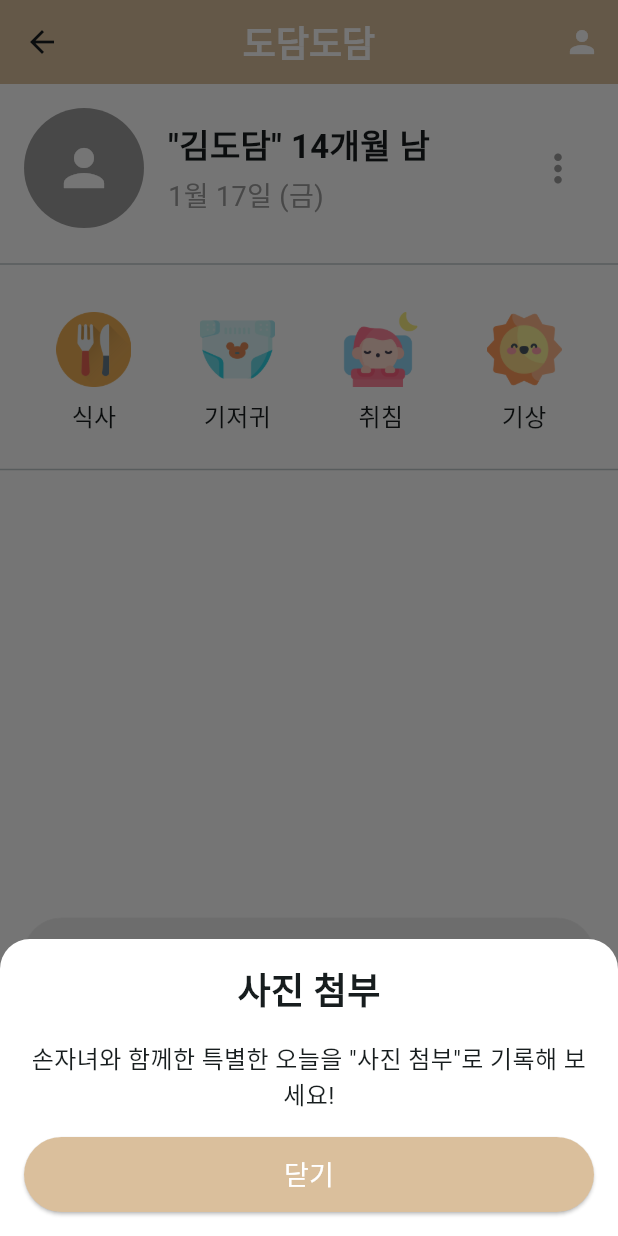
After one commit to kmin1231/dodamdodam_mobile, a Flutter app: the ScheduleScreen screen opened by its route, after a tap on "사진 첨부", on a phone screen of 412 x 824 dp. The commit adds this screen. Run offline on Flutter 3.47's test engine with Material 3 defaults, Android fonts, the phone set to English and light mode, and no system bars.

Commit message:
🔀 merge with 'feat/schedule'

```diff
--- a/analysis_options.yaml
+++ b/analysis_options.yaml
@@ -21,6 +21,7 @@ linter:
   # `// ignore_for_file: name_of_lint` syntax on the line or in the file
   # producing the lint.
   rules:
+
     # avoid_print: false  # Uncomment to disable the `avoid_print` rule
     # prefer_single_quotes: true  # Uncomment to enable the `prefer_single_quotes` rule
 
--- a/lib/baby.dart
+++ b/lib/baby.dart
@@ -81,7 +81,7 @@ class _NewBabyScreenState extends State<NewBabyScreen> {
         ScaffoldMessenger.of(context).showSnackBar(
           SnackBar(content: Text("아이 정보가 등록되었습니다!")),
         );
-        Navigator.of(context).pushReplacementNamed('/');
+        Navigator.of(context).pushReplacementNamed('/home');
       } else {
         ScaffoldMessenger.of(context).showSnackBar(
           SnackBar(content: Text("정보 등록에 실패했습니다. 다시 시도해주세요.")),
--- /dev/null
+++ b/lib/schedule_screen.dart
@@ -0,0 +1,328 @@
+import 'package:flutter/material.dart';
+
+class ScheduleScreen extends StatefulWidget {
+  const ScheduleScreen({Key? key}) : super(key: key);
+
+  @override
+  State<ScheduleScreen> createState() => _ScheduleScreenState();
+}
+
+class _ScheduleScreenState extends State<ScheduleScreen> {
+  final List<Map<String, String>> _timeline = []; // 타임라인 데이터 저장
+  int _currentIndex = 1; // 하단 네비게이션 현재 선택된 인덱스
+
+  void _addRecord(String category) {
+    setState(() {
+      _timeline.add({
+        'time': TimeOfDay.now().format(context), // 현재 시간 추가
+        'category': category,
+      });
+    });
+  }
+
+  void _showFullScreenDialog(String title) {
+    showModalBottomSheet(
+      context: context,
+      isScrollControlled: true,
+      backgroundColor: Colors.white,
+      shape: const RoundedRectangleBorder(
+        borderRadius: BorderRadius.vertical(
+          top: Radius.circular(20),
+        ),
+      ),
+      builder: (BuildContext context) {
+        return Padding(
+          padding: const EdgeInsets.all(16.0),
+          child: Column(
+            mainAxisSize: MainAxisSize.min,
+            children: [
+              Text(
+                title,
+                style: const TextStyle(
+                  fontSize: 24,
+                  fontWeight: FontWeight.bold,
+                ),
+              ),
+              const SizedBox(height: 16),
+              Text(
+                '손자녀와 함께한 특별한 오늘을 "$title"로 기록해 보세요!',
+                style: const TextStyle(fontSize: 16),
+                textAlign: TextAlign.center,
+              ),
+              const SizedBox(height: 16),
+              ElevatedButton(
+                onPressed: () {
+                  Navigator.of(context).pop();
+                },
+                style: ElevatedButton.styleFrom(
+                  minimumSize: const Size(double.infinity, 50),
+                  backgroundColor: const Color(0xFFDABF9C),
+                ),
+                child: const Text(
+                  '닫기',
+                  style: TextStyle(fontSize: 18, color: Colors.white),
+                ),
+              ),
+            ],
+          ),
+        );
+      },
+    );
+  }
+
+  void _showDialog(String title) {
+    showDialog(
+      context: context,
+      builder: (BuildContext context) {
+        return AlertDialog(
+          title: Text(title),
+          content: Text('손자녀와 함께한 특별한 오늘을 "$title"로 기록해 보세요!'),
+          actions: [
+            TextButton(
+              onPressed: () {
+                Navigator.of(context).pop();
+              },
+              child: const Text('확인'),
+            ),
+          ],
+        );
+      },
+    );
+  }
+
+  @override
+  Widget build(BuildContext context) {
+    return Scaffold(
+      appBar: AppBar(
+        backgroundColor: const Color(0xFFDABF9C), // 따뜻한 베이지 색
+        elevation: 0,
+        centerTitle: true,
+        title: const Text(
+          '도담도담',
+          style: TextStyle(
+            fontSize: 24, // 글자 크기 증가
+            fontWeight: FontWeight.bold,
+            color: Colors.white,
+          ),
+        ),
+        actions: [
+          IconButton(
+            icon: const Icon(Icons.person, color: Colors.white),
+            onPressed: () {
+              _showDialog('프로필');
+            },
+          ),
+        ],
+      ),
+      backgroundColor: Colors.white,
+      body: Column(
+        children: [
+          // 상단 프로필 섹션
+          Padding(
+            padding: const EdgeInsets.all(16.0),
+            child: Row(
+              children: [
+                const CircleAvatar(
+                  radius: 40, // 크기 증가
+                  backgroundColor: Colors.grey,
+                  child: Icon(Icons.person, size: 40, color: Colors.white),
+                ),
+                const SizedBox(width: 16),
+                Column(
+                  crossAxisAlignment: CrossAxisAlignment.start,
+                  children: const [
+                    Text(
+                      '"김도담" 14개월 남',
+                      style: TextStyle(
+                        fontSize: 22, // 글자 크기 증가
+                        fontWeight: FontWeight.bold,
+                      ),
+                    ),
+                    SizedBox(height: 4),
+                    Text(
+                      '1월 17일 (금)',
+                      style: TextStyle(fontSize: 18, color: Colors.grey),
+                    ),
+                  ],
+                ),
+                const Spacer(),
+                IconButton(
+                  icon:
+                      const Icon(Icons.more_vert, color: Colors.grey, size: 30),
+                  onPressed: () {
+                    _showDialog('옵션');
+                  },
+                ),
+              ],
+            ),
+          ),
+          const Divider(thickness: 1),
+          // 아이콘 섹션
+          Padding(
+            padding: const EdgeInsets.symmetric(vertical: 16.0),
+            child: Row(
+              mainAxisAlignment: MainAxisAlignment.spaceEvenly,
+              children: [
+                Column(
+                  children: [
+                    IconButton(
+                      icon: Image.asset('lib/assets/images/meal_image.png',
+                          width: 50, height: 50),
+                      onPressed: () {
+                        _addRecord('식사');
+                      },
+                    ),
+                    const Text(
+                      '식사',
+                      style: TextStyle(fontSize: 16), // 글자 크기 증가
+                    ),
+                  ],
+                ),
+                Column(
+                  children: [
+                    IconButton(
+                      icon: Image.asset('lib/assets/images/diaper_image.png',
+                          width: 50, height: 50),
+                      onPressed: () {
+                        _addRecord('기저귀');
+                      },
+                    ),
+                    const Text(
+                      '기저귀',
+                      style: TextStyle(fontSize: 16),
+                    ),
+                  ],
+                ),
+                Column(
+                  children: [
+                    IconButton(
+                      icon: Image.asset('lib/assets/images/sleep_image.png',
+                          width: 50, height: 50),
+                      onPressed: () {
+                        _addRecord('취침');
+                      },
+                    ),
+                    const Text(
+                      '취침',
+                      style: TextStyle(fontSize: 16),
+                    ),
+                  ],
+                ),
+                Column(
+                  children: [
+                    IconButton(
+                      icon: Image.asset('lib/assets/images/sun_image.png',
+                          width: 50, height: 50),
+                      onPressed: () {
+                        _addRecord('기상');
+                      },
+                    ),
+                    const Text(
+                      '기상',
+                      style: TextStyle(fontSize: 16),
+                    ),
+                  ],
+                ),
+              ],
+            ),
+          ),
+          const Divider(thickness: 1),
+          // 타임라인 섹션
+          Expanded(
+            child: ListView.builder(
+              itemCount: _timeline.length,
+              itemBuilder: (context, index) {
+                final record = _timeline[index];
+                return ListTile(
+                  leading: const Icon(Icons.access_time,
+                      color: Colors.yellow, size: 30),
+                  title: Text(record['time']!,
+                      style: const TextStyle(fontSize: 18)),
+                  subtitle: Text(record['category']!,
+                      style: const TextStyle(fontSize: 16)),
+                );
+              },
+            ),
+          ),
+          // 하단 버튼 섹션
+          Padding(
+            padding:
+                const EdgeInsets.symmetric(vertical: 16.0, horizontal: 16.0),
+            child: Column(
+              mainAxisAlignment: MainAxisAlignment.center,
+              crossAxisAlignment: CrossAxisAlignment.stretch,
+              children: [
+                ElevatedButton(
+                  onPressed: () {
+                    _showFullScreenDialog('사진 첨부');
+                  },
+                  style: ElevatedButton.styleFrom(
+                    backgroundColor: const Color(0xFFEDEDED),
+                    minimumSize:
+                        const Size(double.infinity, 50), // 버튼 폭을 화면 전체로
+                  ),
+                  child: const Text(
+                    '사진 첨부',
+                    style: TextStyle(color: Colors.black, fontSize: 18),
+                  ),
+                ),
+                const SizedBox(height: 16), // 버튼 간 간격
+                ElevatedButton(
+                  onPressed: () {
+                    _showFullScreenDialog('메모 추가');
+                  },
+                  style: ElevatedButton.styleFrom(
+                    backgroundColor: const Color(0xFFEDEDED),
+                    minimumSize:
+                        const Size(double.infinity, 50), // 버튼 폭을 화면 전체로
+                  ),
+                  child: const Text(
+                    '메모 추가',
+                    style: TextStyle(color: Colors.black, fontSize: 18),
+                  ),
+                ),
+              ],
+            ),
+          ),
+        ],
+      ),
+      bottomNavigationBar: BottomNavigationBar(
+        currentIndex: _currentIndex,
+        onTap: (index) {
+          setState(() {
+            _currentIndex = index;
+          });
+          if (index == 0) {
+            Navigator.pushNamed(context, '/ai_recommend'); // AI 추천 페이지
+          } else if (index == 1) {
+            Navigator.pushNamed(context, '/schedule'); // 아이 일정 관리 페이지
+          } else if (index == 2) {
+            Navigator.pushNamed(context, '/pediatrics'); // 근처 소아과 찾기 페이지
+          }
+        },
+        backgroundColor: const Color(0xFFDABF9C),
+        selectedItemColor: Colors.white,
+        unselectedItemColor: Colors.grey[600],
+        selectedFontSize: 16,
+        unselectedFontSize: 14,
+        items: const [
+          BottomNavigationBarItem(
+            icon: ImageIcon(AssetImage('lib/assets/images/ai_image.png'),
+                size: 40),
+            label: 'AI로 놀이 추천받기',
+          ),
+          BottomNavigationBarItem(
+            icon: ImageIcon(AssetImage('lib/assets/images/calendar_image.png'),
+                size: 40),
+            label: '아이 일정 관리',
+          ),
+          BottomNavigationBarItem(
+            icon: ImageIcon(AssetImage('lib/assets/images/emergency_image.png'),
+                size: 40),
+            label: '근처 소아과 찾기',
+          ),
+        ],
+      ),
+    );
+  }
+}
--- a/pubspec.yaml
+++ b/pubspec.yaml
@@ -30,6 +30,9 @@ environment:
 dependencies:
   flutter:
     sdk: flutter
+  image_picker: ^0.8.7+4
+  google_maps_flutter: ^2.2.5
+
 
 
   # The following adds the Cupertino Icons font to your application.
```
Also changed, not shown: lib/main.dart (+4 -3 lines), lib/mypage.dart (added, +177 -0 lines), lib/pediatrics.dart (added, +110 -0 lines), lib/assets/images/ai_image.png (added), lib/assets/images/calendar_image.png (added), lib/assets/images/diaper_image.png (added), lib/assets/images/emergency_image.png (added), lib/assets/images/meal_image.png (added), lib/assets/images/sleep_image.png (added), lib/assets/images/sun_image.png (added), pubspec.lock, 2 other files.
